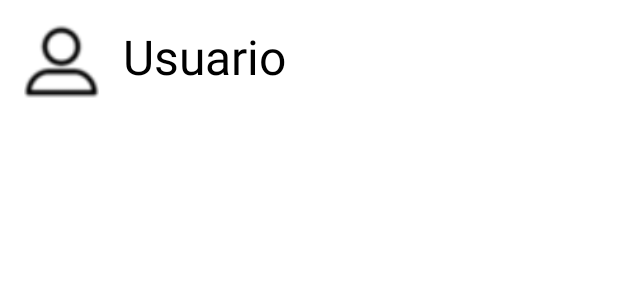
After one commit to RGM73/LunarZapProyecto, an Android app: the layout search.xml on its own in the app's theme, with its tools: preview values and no code run, on a phone screen of 412 x 824 dp. The commit adds this screen. Shown: the top 300 px of the screen. Run offline under Robolectric (Android 15) with nearby library versions, the phone set to English and light mode, and no system bars; network calls fail.

Commit message:
18/5/2023

```diff
--- /dev/null
+++ b/app/src/main/res/layout/search.xml
@@ -0,0 +1,30 @@
+<androidx.constraintlayout.widget.ConstraintLayout xmlns:android="http://schemas.android.com/apk/res/android"
+    android:layout_width="match_parent"
+    android:layout_height="wrap_content"
+    xmlns:app="http://schemas.android.com/apk/res-auto"
+    android:padding="16dp">
+
+    <ImageView
+        android:id="@+id/avatar_image"
+        android:layout_width="50dp"
+        android:layout_height="50dp"
+        android:src="@drawable/profile"
+        app:layout_constraintTop_toTopOf="parent"
+        app:layout_constraintStart_toStartOf="parent"
+        app:layout_constraintBottom_toBottomOf="parent"
+        android:layout_marginEnd="16dp"
+        android:layout_marginBottom="16dp"/>
+
+    <TextView
+        android:id="@+id/username_text"
+        android:layout_width="0dp"
+        android:layout_height="wrap_content"
+        android:text="Usuario"
+        android:textColor="@color/black"
+        android:textSize="32sp"
+        app:layout_constraintTop_toTopOf="parent"
+        app:layout_constraintStart_toEndOf="@id/avatar_image"
+        app:layout_constraintEnd_toEndOf="parent"
+        android:layout_marginStart="16dp"/>
+
+</androidx.constraintlayout.widget.ConstraintLayout>
--- a/build.gradle
+++ b/build.gradle
@@ -12,6 +12,6 @@ buildscript {
 
 }// Top-level build file where you can add configuration options common to all sub-projects/modules.
 plugins {
-    id 'com.android.application' version '7.4.2' apply false
-    id 'com.android.library' version '7.4.2' apply false
+    id 'com.android.application' version '8.0.1' apply false
+    id 'com.android.library' version '8.0.1' apply false
 }
--- a/gradle.properties
+++ b/gradle.properties
@@ -20,3 +20,5 @@ android.useAndroidX=true
 # thereby reducing the size of the R class for that library
 android.nonTransitiveRClass=true
 android.enableJetifier=true
+android.defaults.buildfeatures.buildconfig=true
+android.nonFinalResIds=false
```
Also changed, not shown: app/src/main/java/com/example/myapplication/AdaptadorPerfil.java (added, +74 -0 lines), app/src/main/java/com/example/myapplication/PerfilSearch.java (added, +23 -0 lines), app/src/main/java/com/example/myapplication/Search.java (+27 -5 lines), app/src/main/res/layout/fragment_search.xml (+9 -0 lines), gradle/wrapper/gradle-wrapper.properties.
